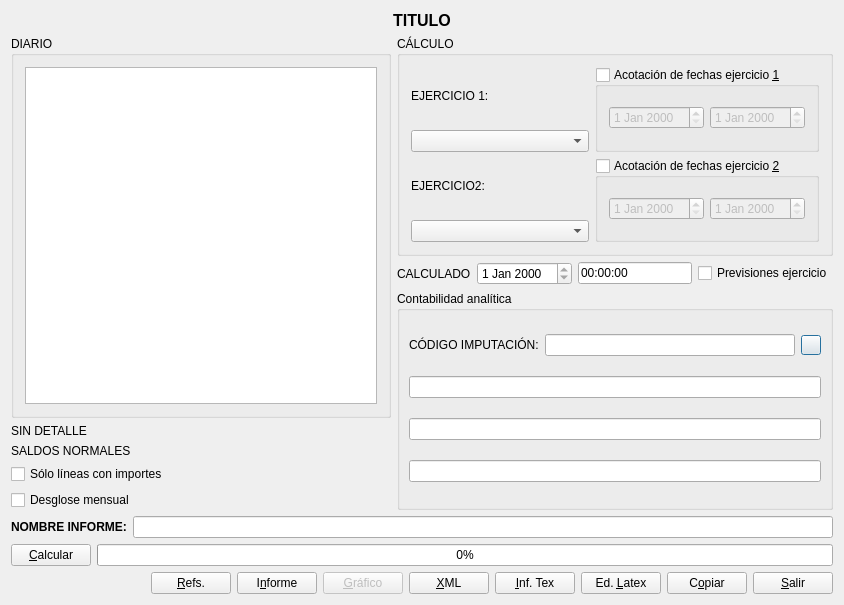
Before: the Qt Designer form calcestado.ui in DIBOSAJM/keme, drawn with Qt 5.
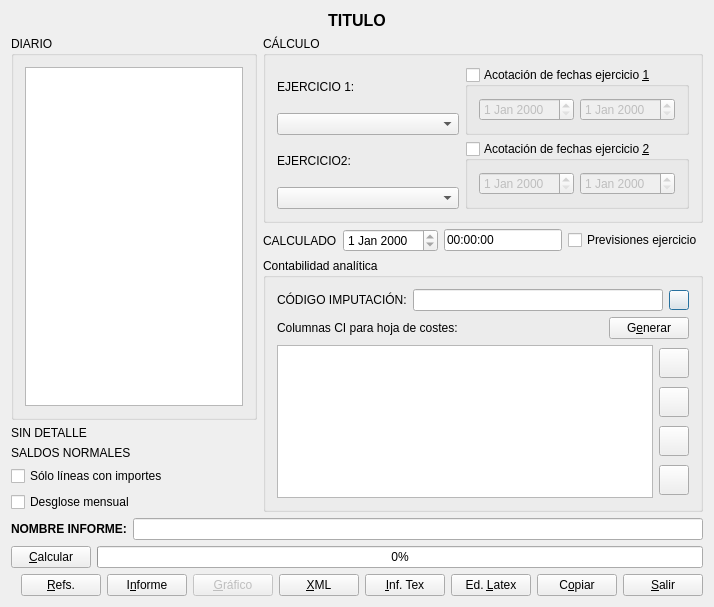
After: the same form once the commit is applied. Icons and pictures are not drawn.

Commit message: estado ci por columnas

What changed in the file:
```diff
--- a/calcestado.ui
+++ b/calcestado.ui
@@ -7,20 +7,19 @@
    <rect>
     <x>0</x>
     <y>0</y>
-    <width>844</width>
-    <height>605</height>
+    <width>714</width>
+    <height>607</height>
    </rect>
   </property>
   <property name="windowTitle">
    <string>Cálculo de Estado Contable</string>
   </property>
-  <layout class="QVBoxLayout" name="verticalLayout_2">
+  <layout class="QVBoxLayout" name="verticalLayout_4">
    <item>
     <widget class="QLabel" name="titulolabel">
      <property name="font">
       <font>
        <pointsize>12</pointsize>
-       <weight>75</weight>
        <bold>true</bold>
       </font>
      </property>
@@ -229,22 +228,7 @@
          <property name="title">
           <string>Contabilidad analítica</string>
          </property>
-         <layout class="QVBoxLayout">
-          <property name="spacing">
-           <number>6</number>
-          </property>
-          <property name="leftMargin">
-           <number>9</number>
-          </property>
-          <property name="topMargin">
-           <number>9</number>
-          </property>
-          <property name="rightMargin">
-           <number>9</number>
-          </property>
-          <property name="bottomMargin">
-           <number>9</number>
-          </property>
+         <layout class="QVBoxLayout" name="verticalLayout_3">
           <item>
            <layout class="QHBoxLayout">
             <property name="spacing">
@@ -308,49 +292,121 @@
            </layout>
           </item>
           <item>
-           <widget class="QLineEdit" name="nivel1lineEdit">
-            <property name="enabled">
-             <bool>true</bool>
-            </property>
-            <property name="font">
-             <font>
-              <pointsize>8</pointsize>
-             </font>
-            </property>
-            <property name="readOnly">
-             <bool>true</bool>
-            </property>
-           </widget>
+           <layout class="QHBoxLayout" name="horizontalLayout_5">
+            <item>
+             <widget class="QLabel" name="label">
+              <property name="text">
+               <string>Columnas CI para hoja de costes:</string>
+              </property>
+             </widget>
+            </item>
+            <item>
+             <spacer name="horizontalSpacer_2">
+              <property name="orientation">
+               <enum>Qt::Orientation::Horizontal</enum>
+              </property>
+              <property name="sizeHint" stdset="0">
+               <size>
+                <width>40</width>
+                <height>20</height>
+               </size>
+              </property>
+             </spacer>
+            </item>
+            <item>
+             <widget class="QPushButton" name="hoja_ci_pushButton">
+              <property name="text">
+               <string>G&amp;enerar</string>
+              </property>
+              <property name="icon">
+               <iconset resource="keme.qrc">
+                <normaloff>:/iconos/graf/view_choose.png</normaloff>:/iconos/graf/view_choose.png</iconset>
+              </property>
+             </widget>
+            </item>
+           </layout>
           </item>
           <item>
-           <widget class="QLineEdit" name="nivel2lineEdit">
-            <property name="enabled">
-             <bool>true</bool>
-            </property>
-            <property name="font">
-             <font>
-              <pointsize>8</pointsize>
-             </font>
-            </property>
-            <property name="readOnly">
-             <bool>true</bool>
-            </property>
-           </widget>
-          </item>
-          <item>
-           <widget class="QLineEdit" name="nivel3lineEdit">
-            <property name="enabled">
-             <bool>true</bool>
-            </property>
-            <property name="font">
-             <font>
-              <pointsize>8</pointsize>
-             </font>
-            </property>
-            <property name="readOnly">
-             <bool>true</bool>
-            </property>
-           </widget>
+           <layout class="QHBoxLayout" name="horizontalLayout_6">
+            <item>
+             <widget class="QListWidget" name="ci_listWidget"/>
+            </item>
+            <item>
+             <layout class="QVBoxLayout" name="verticalLayout_2">
+              <item>
+               <widget class="QPushButton" name="add_pushButton">
+                <property name="maximumSize">
+                 <size>
+                  <width>30</width>
+                  <height>30</height>
+                 </size>
+                </property>
+                <property name="text">
+                 <string/>
+                </property>
+                <property name="icon">
+                 <iconset resource="keme.qrc">
+                  <normaloff>:/iconos/graf/Files-New-File-icon.png</normaloff>:/iconos/graf/Files-New-File-icon.png</iconset>
+                </property>
+               </widget>
+              </item>
+              <item>
+               <widget class="QPushButton" name="arriba_pushButton">
+                <property name="maximumSize">
+                 <size>
+                  <width>30</width>
+                  <height>30</height>
+                 </size>
+                </property>
+                <property name="text">
+                 <string/>
+                </property>
+                <property name="icon">
+                 <iconset resource="keme.qrc">
+                  <normaloff>:/iconos/graf/up.png</normaloff>:/iconos/graf/up.png</iconset>
+                </property>
+               </widget>
+              </item>
+              <item>
+               <widget class="QPushButton" name="abajo_pushButton">
+                <property name="maximumSize">
+                 <size>
+                  <width>30</width>
+                  <height>30</height>
+                 </size>
+                </property>
+                <property name="text">
+                 <string/>
+                </property>
+                <property name="icon">
+                 <iconset resource="keme.qrc">
+                  <normaloff>:/iconos/graf/down.png</normaloff>:/iconos/graf/down.png</iconset>
+                </property>
+               </widget>
+              </item>
+              <item>
+               <widget class="QPushButton" name="borra_pushButton">
+                <property name="maximumSize">
+                 <size>
+                  <width>30</width>
+                  <height>30</height>
+                 </size>
+                </property>
+                <property name="text">
+                 <string/>
+                </property>
+                <property name="icon">
+                 <iconset resource="keme.qrc">
+                  <normaloff>:/iconos/graf/borraelem.png</normaloff>:/iconos/graf/borraelem.png</iconset>
+                </property>
+                <property name="shortcut">
+                 <string>Alt+L</string>
+                </property>
+               </widget>
+              </item>
+             </layout>
+            </item>
+           </layout>
           </item>
          </layout>
         </widget>
```
Left out of the diff: 14 changed lines with no effect on the pictures. The commit also changes 20 other files.
